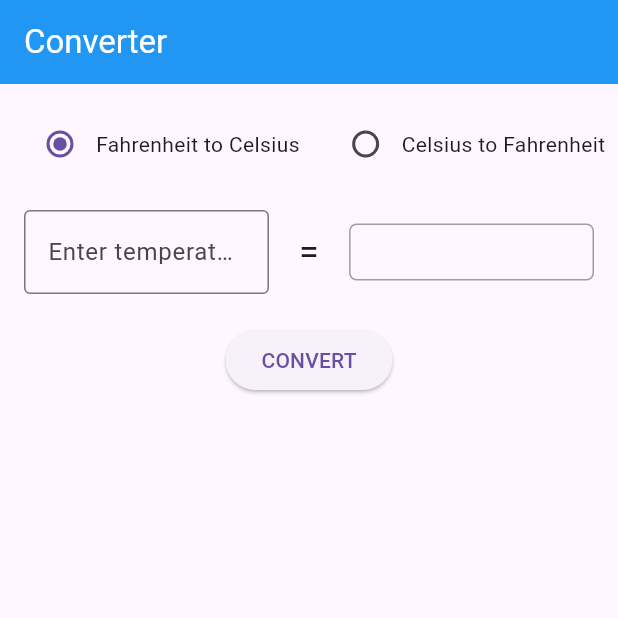
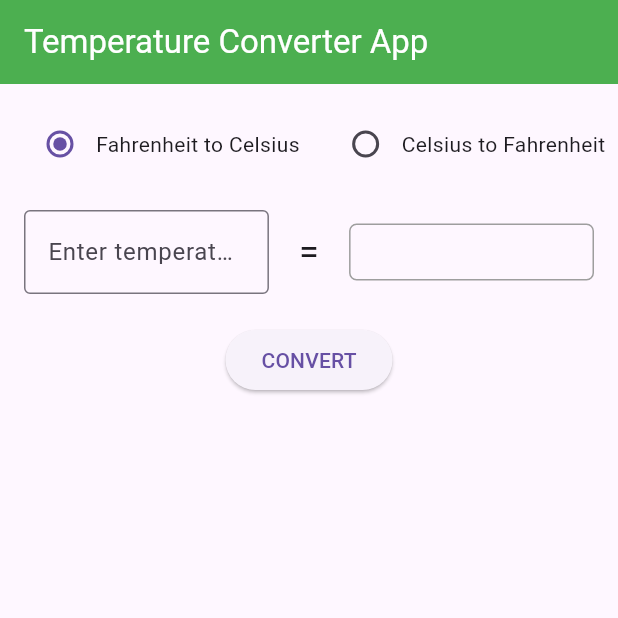
Before and after one commit to Telesphore-Uwabera/temperature_conversion_app, a Flutter app: the screen it shows after launch, on a phone screen of 412 x 824 dp, the top half of it. Run offline on Flutter 3.47's test engine with Material 3 defaults, Android fonts, the phone set to English and light mode, and no system bars.

Commit message:
Update main.dart

```diff
--- a/lib/main.dart
+++ b/lib/main.dart
@@ -68,10 +68,10 @@ class _TemperatureConverterHomePageState
     return Scaffold(
       appBar: AppBar(
         title: Text(
-          'Converter',
+          'Temperature Converter App',
           style: TextStyle(color: Colors.white),
         ),
-        backgroundColor: Colors.blue,
+        backgroundColor: Colors.green,
       ),
       body: OrientationBuilder(
         builder: (context, orientation) {
```
